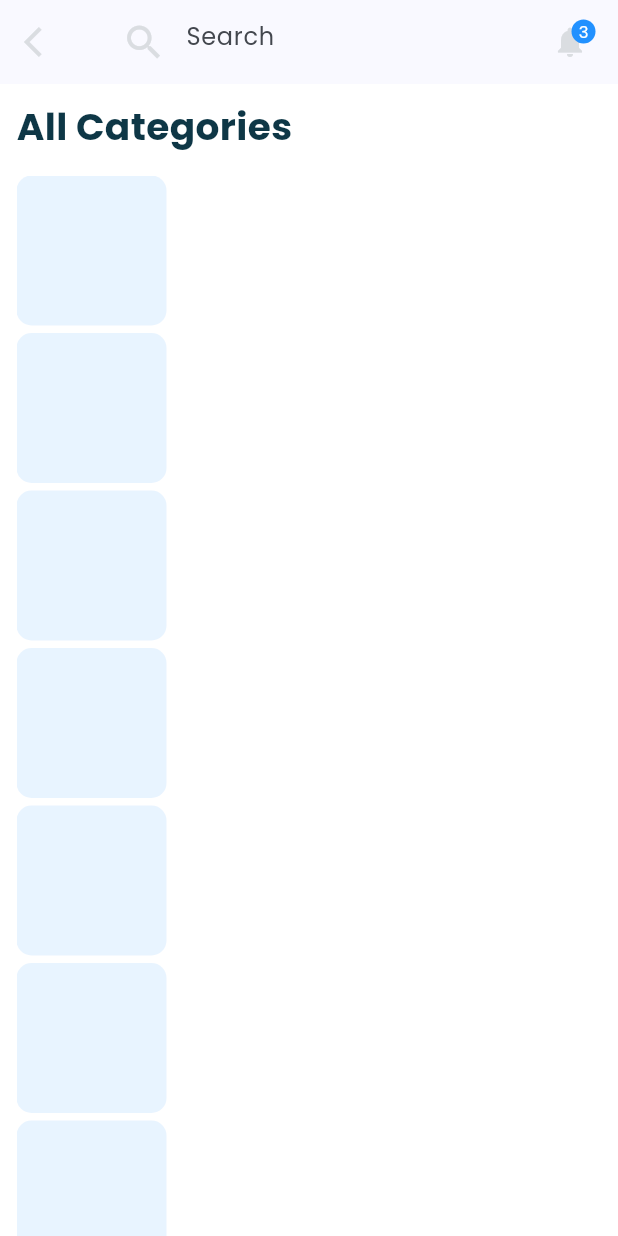
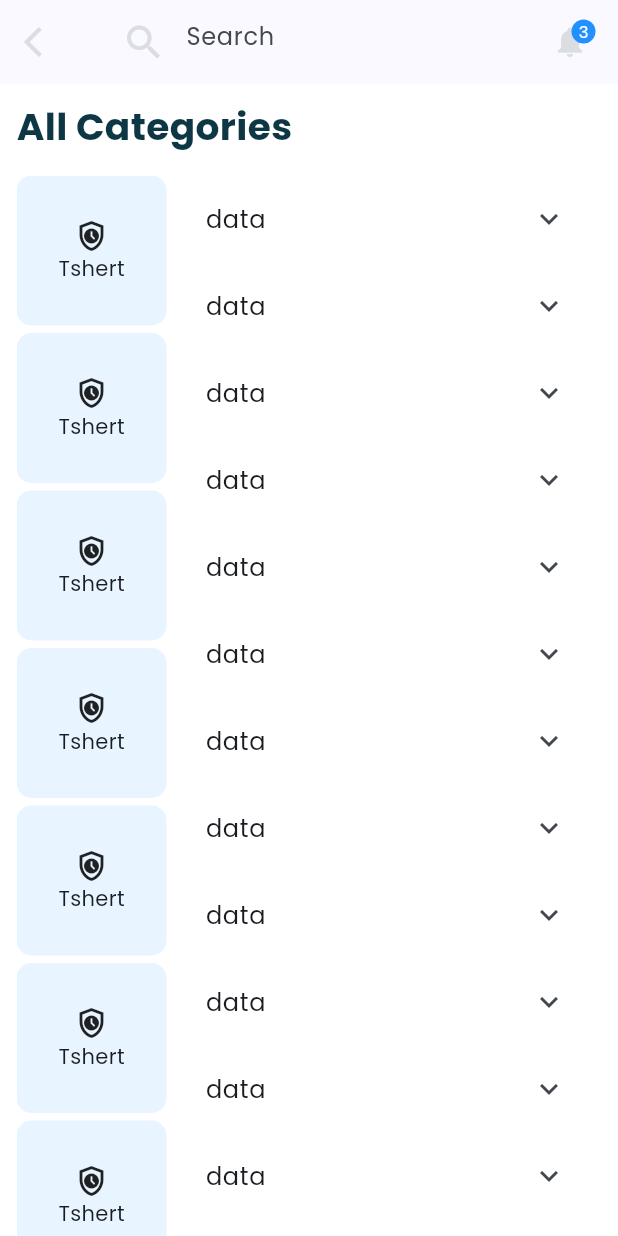
Before and after one commit to AmanuelDemelash/flutter_vendure_stor, a Flutter app: the CategoriesView screen opened by its route, on a phone screen of 412 x 824 dp. Run offline on Flutter 3.47's test engine with Material 3 defaults, Android fonts, the phone set to English and light mode, and no system bars; our stand-ins replace cached_network_image, carousel_slider, get.

```diff
--- a/lib/app/modules/categories/views/categories_view.dart
+++ b/lib/app/modules/categories/views/categories_view.dart
@@ -52,6 +52,7 @@ class CategoriesView extends GetView<CategoriesController> {
                 height: Get.height,
                 margin:const EdgeInsets.only(top:15,),
                 child: Row(
+                  mainAxisAlignment: MainAxisAlignment.start,
                   children: [
                     Container(
                       width:100,
@@ -69,8 +70,25 @@ class CategoriesView extends GetView<CategoriesController> {
                               borderRadius: BorderRadius.circular(10),
                               color: ColorConstant.primeryColor.withOpacity(0.1)
                             ),
-                        )),
+                            child: Column(
+                              mainAxisAlignment: MainAxisAlignment.center,
+                              children: [
+                                Icon(Icons.safety_check_outlined),
+                                Text("Tshert")
+                              ],
+                            ),
+                          ),
+                        ),
+                    ),
+                    const SizedBox(width: 10,),
+                    Expanded(child:ListView.builder(itemBuilder:(context, index) =>
+                        ExpansionTile(title:Text("data"),
+                        children: [
+                          Container(
+                            height: 100,
                           )
+                        ],
+                        ),))
 
                   ],
                 ),
```
Lines whose indentation alone changed are shown as unchanged.
